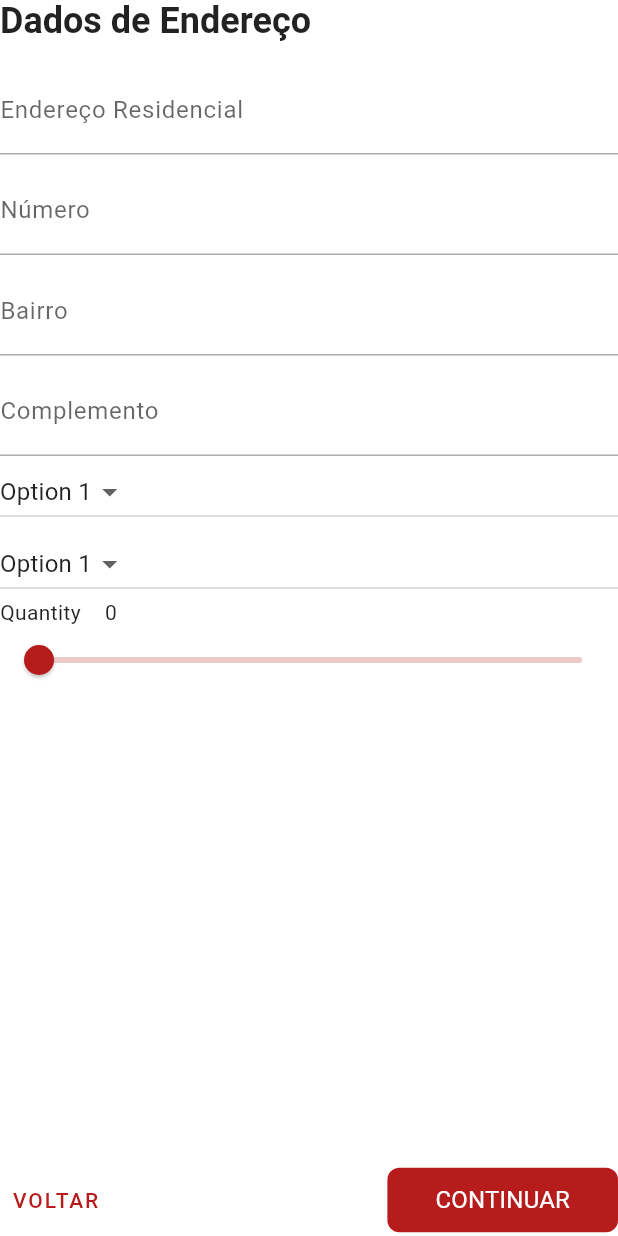
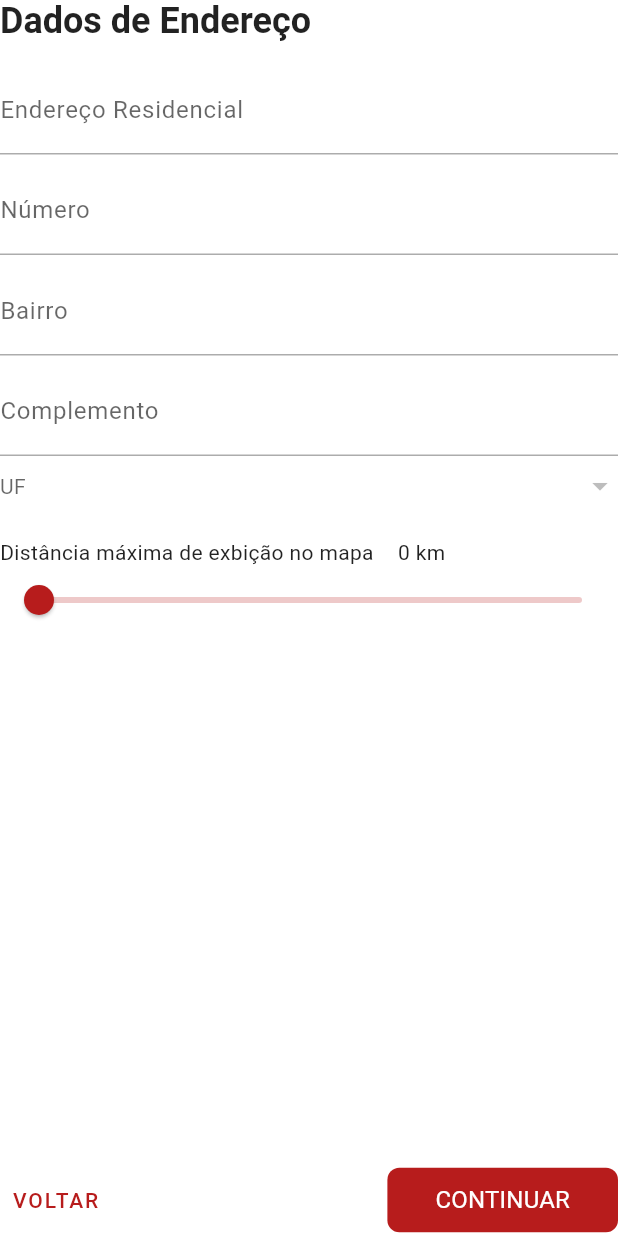
Before and after one commit to pmalaquias/delivery_express, a Flutter app: the AddressDataView widget shown alone on an empty page, opened directly with empty values, on a phone screen of 412 x 824 dp. Run offline on Flutter 3.47's test engine with Material 2 defaults, Android fonts, the phone set to English and light mode, and no system bars; drawn by our look-alikes of dropdown_button2; our stand-ins replace equatable, firebase_auth, firebase_core, flutter_colorpicker, flutter_svg, get and 1 more; accounts and stored records are empty; Roboto replaces fonts that are missing (Montserrat).

Commit message:
Construction of the delivery person's register

```diff
--- a/lib/ui/pages/signup/views/address_data_view.dart
+++ b/lib/ui/pages/signup/views/address_data_view.dart
@@ -1,4 +1,7 @@
+import 'package:dropdown_button2/dropdown_button2.dart';
 import 'package:flutter/material.dart';
+
+import '../../../../api/estados.dart';
 
 class AddressDataView extends StatefulWidget {
   final PageController controller;
@@ -10,103 +13,92 @@ class AddressDataView extends StatefulWidget {
 
 class _AddressDataViewState extends State<AddressDataView> {
   int _currentSliderValue = 0;
-  String dropdownCityValue = 'Option 1';
-  String dropdownStateValue = 'Option 1';
+  String? dropdownCityValue;
+  String? dropdownStateValue;
 
   Widget buildStateOption() {
-    return DropdownButton(
-      hint: const Text('UF'),
+    return DropdownButtonHideUnderline(
+      child: DropdownButton2(
+        hint: Text(
+          'UF',
+          style: TextStyle(
+            fontSize: 14,
+            color: Theme.of(context).hintColor,
+          ),
+        ),
+        items: estados
+            .map((item) => DropdownMenuItem<String>(
+                  value: item['nome'],
+                  child: Text(
+                    item['nome'],
+                    style: const TextStyle(
+                      fontSize: 14,
+                    ),
+                  ),
+                ))
+            .toList(),
         value: dropdownStateValue,
-      items: const [
-        DropdownMenuItem(
-          value: 'Option 1',
-          child: Text('Option 1'),
-        ),
-        DropdownMenuItem(
-          value: 'Option 2',
-          child: Text('Option 2'),
-        ),
-        DropdownMenuItem(
-          value: 'Option 3',
-          child: Text('Option 3'),
-        ),
-        DropdownMenuItem(
-          value: 'Option 4',
-          child: Text('Option 4'),
-        ),
-        DropdownMenuItem(
-          value: 'Option 5',
-          child: Text('Option 5'),
-        ),
-        DropdownMenuItem(
-          value: 'Option 6',
-          child: Text('Option 6'),
-        ),
-      ],
         onChanged: (value) {
           setState(() {
             dropdownStateValue = value as String;
           });
         },
+        buttonHeight: 40,
+        buttonWidth: 140,
+        itemHeight: 40,
+      ),
     );
   }
 
   Widget buildCityOption() {
-    return DropdownButton(
-      hint: const Text('Cidade'),
-      value: dropdownCityValue,
-      items: const [
-        DropdownMenuItem(
-          value: 'Option 1',
-          child: Text('Option 1'),
+    return DropdownButtonHideUnderline(
+      child: DropdownButton2(
+        hint: Text(
+          'Select Item',
+          style: TextStyle(
+            fontSize: 14,
+            color: Theme.of(context).hintColor,
           ),
-        DropdownMenuItem(
-          value: 'Option 2',
-          child: Text('Option 2'),
         ),
-        DropdownMenuItem(
-          value: 'Option 3',
-          child: Text('Option 3'),
+        items: estados
+            .map((item) => DropdownMenuItem<String>(
+                  value: item['nome'],
+                  child: Text(
+                    item['nome'],
+                    style: const TextStyle(
+                      fontSize: 14,
                     ),
-        DropdownMenuItem(
-          value: 'Option 4',
-          child: Text('Option 4'),
                   ),
-        DropdownMenuItem(
-          value: 'Option 5',
-          child: Text('Option 5'),
-        ),
-        DropdownMenuItem(
-          value: 'Option 6',
-          child: Text('Option 6'),
-        ),
-      ],
+                ))
+            .toList(),
         onChanged: (value) {
           setState(() {
             dropdownCityValue = value as String;
           });
         },
+        buttonHeight: 40,
+        buttonWidth: 140,
+        itemHeight: 40,
+      ),
     );
   }
 
-  Widget buildQuantityField() {
+  Widget buildDistanceOnTheMap() {
     return Column(
       crossAxisAlignment: CrossAxisAlignment.start,
       children: [
         Row(
           children: [
             const Text(
-              'Quantity',
+              'Distância máxima de exbição no mapa',
             ),
             const SizedBox(width: 16),
             Text(
-              _currentSliderValue.toInt().toString(),
+              '${_currentSliderValue.toInt().toString()} km',
             ),
           ],
         ),
         Slider(
-          //inactiveColor: _currentColor.withOpacity(0.5),
-          //activeColor: _currentColor,
           min: 0.0,
           max: 100.0,
           divisions: 100,
@@ -167,8 +159,10 @@ class _AddressDataViewState extends State<AddressDataView> {
               keyboardType: TextInputType.none,
             ),
             buildStateOption(),
-            buildCityOption(),
-            buildQuantityField(),
+            const SizedBox(height: 8),
+            //TODO: Biuld City
+            const SizedBox(height: 8),
+            buildDistanceOnTheMap(),
           ],
         ),
         Row(
```
Also changed, not shown: lib/ui/pages/signup/signup_deliveryman_page.dart (+9 -7 lines), lib/ui/pages/signup/views/bank_data_view.dart (+31 -12 lines), lib/ui/pages/signup/views/vehicle_data_view.dart (+8 -5 lines). Lines whose indentation alone changed are shown as unchanged.
